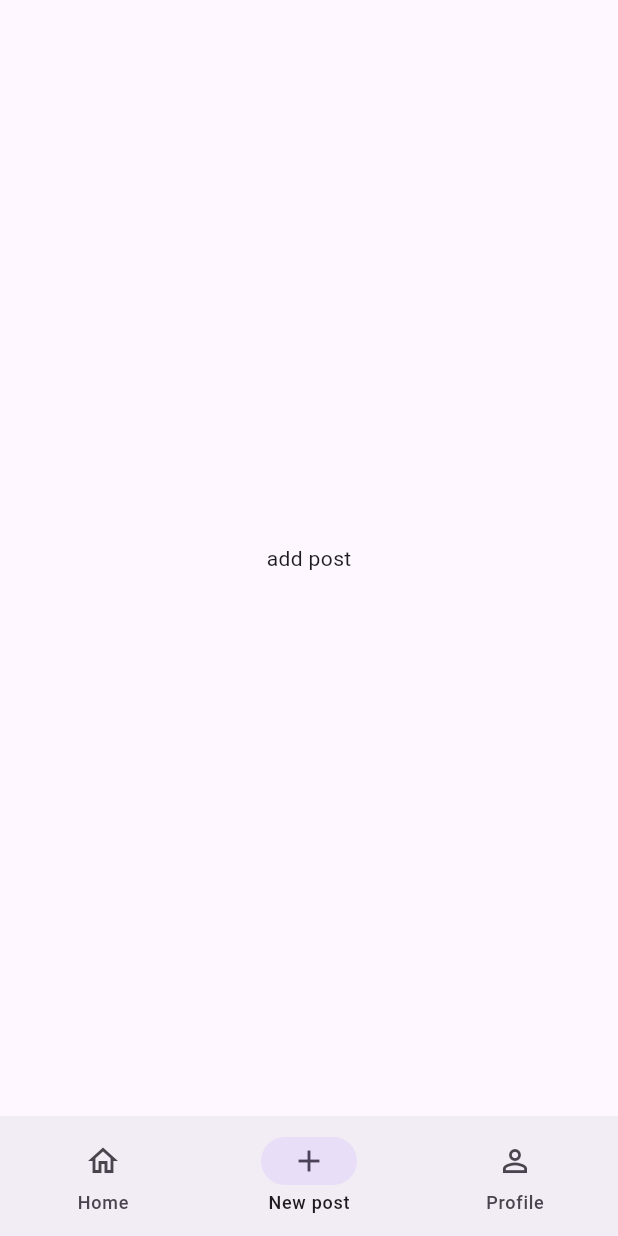
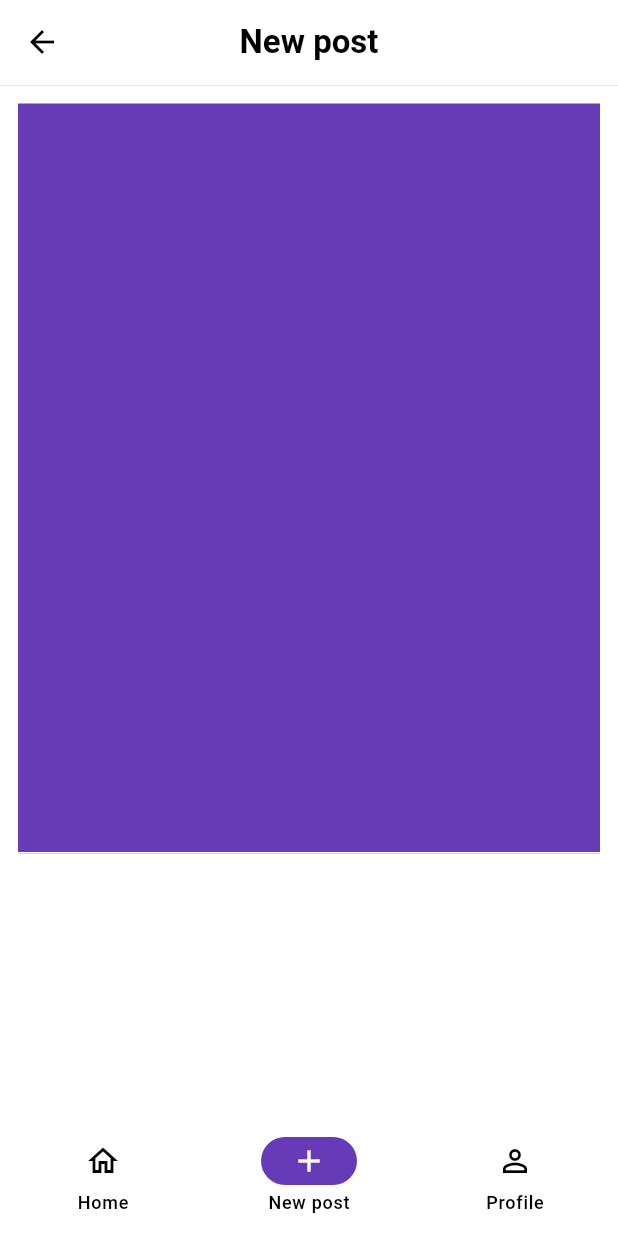
Before and after one commit to Ronnybest/dbestblog, a Flutter app: the ApplicationPage screen opened directly, item 2 of the bottom bar chosen, on a phone screen of 412 x 824 dp. Run offline on Flutter 3.47's test engine with Material 2 defaults, Android fonts, the phone set to English and light mode, and no system bars; drawn by our look-alikes of dynamic_color; our stand-ins replace bloc, cloud_firestore, firebase_auth, firebase_core, firebase_storage, flutter_bloc and 1 more; missing offline and left inert: flutter_statusbarcolor_ns; accounts and stored records are empty.

Commit message:
last build

```diff
--- a/lib/common/routes/names.dart
+++ b/lib/common/routes/names.dart
@@ -7,4 +7,6 @@ class AppPageNames {
   static const String HOME_PAGE = '/home';
 
   static const String APPLICATION = '/application';
+
+  static const String NEW_POST = '/new_post';
 }
--- a/lib/common/routes/pages.dart
+++ b/lib/common/routes/pages.dart
@@ -7,6 +7,8 @@ import 'package:dbestblog/pages/authorization/authorization_page.dart';
 import 'package:dbestblog/pages/authorization/bloc/authorization_bloc.dart';
 import 'package:dbestblog/pages/home/bloc/home_bloc.dart';
 import 'package:dbestblog/pages/home/home_page.dart';
+import 'package:dbestblog/pages/new_post/bloc/new_post_bloc.dart';
+import 'package:dbestblog/pages/new_post/new_post_page.dart';
 import 'package:dbestblog/pages/registration/bloc/registration_bloc.dart';
 import 'package:dbestblog/pages/registration/registration_page.dart';
 import 'package:flutter/material.dart';
@@ -34,6 +36,11 @@ class AppPagesComplect {
         route: AppPageNames.APPLICATION,
         page: const ApplicationPage(),
         bloc: BlocProvider(create: (_) => AppBlocs()),
+      ),
+      PageEntity(
+        route: AppPageNames.NEW_POST,
+        page: const NewPostPage(),
+        bloc: BlocProvider(create: (_) => NewPostBloc()),
       ),
     ];
   }
--- a/lib/main.dart
+++ b/lib/main.dart
@@ -1,6 +1,8 @@
 import 'package:flutter/material.dart';
+import 'package:flutter/services.dart';
 import 'package:flutter_bloc/flutter_bloc.dart';
-
+import 'package:dynamic_color/dynamic_color.dart';
+import 'package:flutter_statusbarcolor_ns/flutter_statusbarcolor_ns.dart';
 import 'common/routes/pages.dart';
 import 'global.dart';
 
@@ -11,20 +13,45 @@ void main() async {
 
 class MyApp extends StatelessWidget {
   const MyApp({super.key});
+  static final _defaultLightColorScheme =
+      ColorScheme.fromSwatch(primarySwatch: Colors.deepPurple);
 
+  static final _defaultDarkColorScheme = ColorScheme.fromSwatch(
+      primarySwatch: Colors.deepPurple, brightness: Brightness.dark);
   @override
   Widget build(BuildContext context) {
+    return DynamicColorBuilder(builder: (lightColorScheme, darkColorScheme) {
+      // Color statusBarColor =
+      //     lightColorScheme?.background ?? _defaultLightColorScheme.background;
+      // if (Theme.of(context).brightness == Brightness.dark) {
+      //   statusBarColor = darkColorScheme?.onBackground ??
+      //       _defaultDarkColorScheme.onBackground;
+      // }
+      if (Theme.of(context).brightness == Brightness.dark) {
+        SystemChrome.setSystemUIOverlayStyle(SystemUiOverlayStyle.dark);
+      } else {
+        SystemChrome.setSystemUIOverlayStyle(SystemUiOverlayStyle.light);
+      }
+      // FlutterStatusbarcolor.setStatusBarColor((lightColorScheme!.background ??
+      //         _defaultLightColorScheme.background) ??
+      //     (darkColorScheme!.onBackground ??
+      //         _defaultDarkColorScheme.onBackground));
       return MultiBlocProvider(
         providers: [...AppPagesComplect.allBlocsProvider(context)],
         child: MaterialApp(
           onGenerateRoute: AppPagesComplect.generateRoutes,
           debugShowCheckedModeBanner: false,
           theme: ThemeData(
-          colorScheme: ColorScheme.fromSeed(seedColor: Colors.deepPurple),
+            colorScheme: lightColorScheme ?? _defaultLightColorScheme,
+            useMaterial3: true,
+          ),
+          darkTheme: ThemeData(
+            colorScheme: darkColorScheme ?? _defaultDarkColorScheme,
             useMaterial3: true,
           ),
           //home: AuthorizationPage(),
         ),
       );
+    });
   }
 }
--- a/lib/pages/application/application_widgets.dart
+++ b/lib/pages/application/application_widgets.dart
@@ -1,4 +1,5 @@
 import 'package:dbestblog/pages/home/home_page.dart';
+import 'package:dbestblog/pages/new_post/new_post_page.dart';
 import 'package:dbestblog/pages/profile/profile_page.dart';
 import 'package:flutter/material.dart';
 
@@ -23,9 +24,7 @@ var bottovNavBarTabs = [
 Widget buildPage(int index) {
   List<Widget> _widgets = [
     const HomePage(),
-    const Center(
-      child: Text('add post'),
-    ),
+    const NewPostPage(),
     const ProfilePage(),
   ];
 
--- /dev/null
+++ b/lib/pages/new_post/bloc/new_post_bloc.dart
@@ -0,0 +1,10 @@
+import 'package:bloc/bloc.dart';
+import 'package:dbestblog/pages/new_post/bloc/new_post_events.dart';
+import 'package:dbestblog/pages/new_post/bloc/new_post_states.dart';
+
+class NewPostBloc extends Bloc<NewPostEvents, NewPostStates> {
+  NewPostBloc() : super(const NewPostStates()) {
+    on<ImageNewPost>((event, emit) => null);
+    on<DescriptionNewPost>((event, emit) => null);
+  }
+}
--- /dev/null
+++ b/lib/pages/new_post/bloc/new_post_events.dart
@@ -0,0 +1,11 @@
+abstract class NewPostEvents {
+  const NewPostEvents();
+}
+
+class ImageNewPost extends NewPostEvents {
+  const ImageNewPost();
+}
+
+class DescriptionNewPost extends NewPostEvents {
+  const DescriptionNewPost();
+}
--- /dev/null
+++ b/lib/pages/new_post/bloc/new_post_states.dart
@@ -0,0 +1,7 @@
+class NewPostStates {
+  const NewPostStates();
+
+  // NewPostStates copyWith() {
+  //   return ;
+  // }
+}
--- /dev/null
+++ b/lib/pages/new_post/new_post_page.dart
@@ -0,0 +1,42 @@
+import 'package:dbestblog/pages/new_post/bloc/new_post_bloc.dart';
+import 'package:dbestblog/pages/registration/widgets/registration_widgets.dart';
+import 'package:flutter/material.dart';
+import 'package:flutter_bloc/flutter_bloc.dart';
+import 'bloc/new_post_states.dart';
+
+class NewPostPage extends StatefulWidget {
+  const NewPostPage({super.key});
+
+  @override
+  State<NewPostPage> createState() => _NewPostPageState();
+}
+
+class _NewPostPageState extends State<NewPostPage> {
+  @override
+  Widget build(BuildContext context) {
+    RegistrationWidgets _widgets = RegistrationWidgets(context: context);
+    return Scaffold(
+      appBar: _widgets.buildAppBar(titleText: 'New post'),
+      body: BlocBuilder<NewPostBloc, NewPostStates>(
+        builder: (context, state) {
+          return Container(
+            margin: EdgeInsets.all(12),
+            child: Column(
+              children: [
+                SingleChildScrollView(
+                  child: Container(
+                      color: Theme.of(context).colorScheme.primaryContainer,
+                      height: 500,
+                      child: TextField(
+                        expands: true,
+                        maxLines: null,
+                      )),
+                ),
+              ],
+            ),
+          );
+        },
+      ),
+    );
+  }
+}
--- a/lib/pages/registration/widgets/registration_widgets.dart
+++ b/lib/pages/registration/widgets/registration_widgets.dart
@@ -1,10 +1,12 @@
 import 'package:flutter/material.dart';
+import 'package:flutter/services.dart';
 
 class RegistrationWidgets {
   final BuildContext context;
   RegistrationWidgets({required this.context});
   AppBar buildAppBar({required String titleText}) {
     return AppBar(
+      //systemOverlayStyle: SystemUiOverlayStyle.light,
       bottom: PreferredSize(
           preferredSize: const Size.fromHeight(1),
           child: Container(
@@ -12,7 +14,7 @@ class RegistrationWidgets {
             //* height defines the thickness of the line
             height: .3,
           )),
-      backgroundColor: Colors.white,
+      //backgroundColor: Colors.white,
       centerTitle: true,
       title: Text(
         titleText,
--- a/pubspec.yaml
+++ b/pubspec.yaml
@@ -32,12 +32,14 @@ dependencies:
   build_runner: ^2.4.5
   cloud_firestore: ^4.8.1
   cupertino_icons: ^1.0.2
+  dynamic_color: ^1.6.5
   firebase_auth: ^4.6.2
   firebase_core: ^2.13.1
   firebase_storage: ^11.2.3
   flutter:
     sdk: flutter
   flutter_bloc: ^8.1.3
+  flutter_statusbarcolor_ns: ^0.5.0
   json_annotation: ^4.8.1
   json_serializable: ^6.7.0
   shared_preferences: ^2.1.2
@@ -81,7 +83,6 @@ flutter:
         - asset: assets/fonts/Kalam-Regular.ttf
         - asset: assets/fonts/Kalam-Bold.ttf
         - asset: assets/fonts/Kalam-Light.ttf
-
   # fonts:
   #   - family: Schyler
   #     fonts:
```
Also changed, not shown: lib/pages/new_post/new_post_widgets/new_post_widgets.dart (added, +9 -0 lines), lib/pages/profile/profile_page.dart (+3 -4 lines), pubspec.lock, 5 other files. Lines whose indentation alone changed are shown as unchanged.
